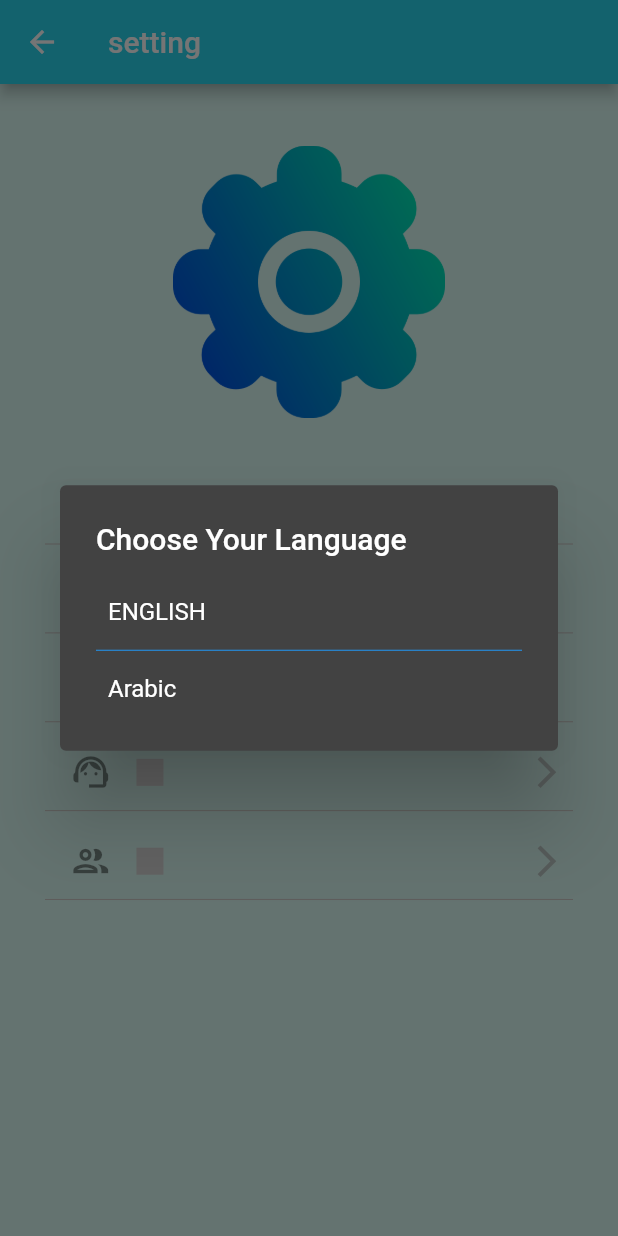
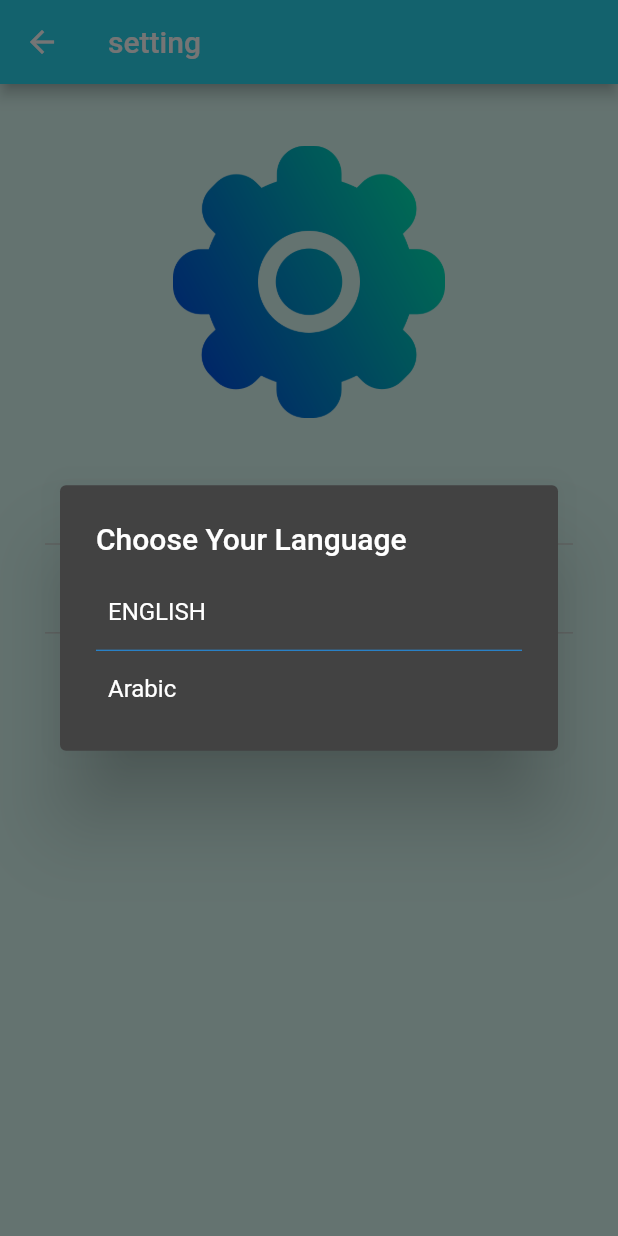
Before and after one commit to khaledsawan/FLutter_Products_app_MVC, a Flutter app: the SettingPage screen opened by its route, after a tap on the "arrow forward ios" icon, on a phone screen of 412 x 824 dp. Run offline on Flutter 3.47's test engine with Material 2 defaults, Android fonts, the light colour scheme and no system bars; our stand-ins replace get, image_picker, persistent_bottom_nav_bar, shared_preferences; accounts and stored records are empty; network calls fail.

Commit message:
profile&setting&logout

```diff
--- a/lib/controller/products_controller.dart
+++ b/lib/controller/products_controller.dart
@@ -4,7 +4,6 @@ import 'package:test1/service/model/update_product_model.dart';
 import '../service/model/index_product_modle.dart';
 import '../service/model/product_model.dart';
 import '../service/model/response_model.dart';
-
 import '../service/repository/product_repo.dart';
 import '../widgets/Custom_snackpar/show_custom_snackPar_red.dart';
 
--- a/lib/main.dart
+++ b/lib/main.dart
@@ -45,3 +45,4 @@ class MyApp extends StatelessWidget {
     );
   }
 }
+////////////////////////////////////////////////
--- a/lib/utils/theme/themes.dart
+++ b/lib/utils/theme/themes.dart
@@ -1,8 +1,5 @@
-
-  import 'package:flutter/material.dart';
-
+import 'package:flutter/material.dart';
 import '../colors/colors.dart';
-
 class Themes {
   static final light = ThemeData.light().copyWith(
   backgroundColor: Colors.white,
--- a/lib/views/screens/setting/setting_page.dart
+++ b/lib/views/screens/setting/setting_page.dart
@@ -19,17 +19,7 @@ class SettingPage extends StatelessWidget {
     Get.updateLocale(locale);
   }
 
-  getinfo() async {
-    // if (Get.find<AuthController>().isAuth()) {
-    //   // await Get.find<UserProfileController>().getProfileInfo().then((value) {
-    //   //Get.toNamed(AppRoutes.editprofile);
-    //   //   return print(value.massage);
-    //   // });
-    // } else {
-    //   ShowCustomSnackparRed('you are not login', '');
-    //   Get.toNamed(AppRoutes.login);
-    // }
-  }
+
 
 //ChangeLanguageAlertDialog Start
   ChangeLanguageAlertDialog(BuildContext context) {
@@ -49,9 +39,9 @@ class SettingPage extends StatelessWidget {
                 return Padding(
                   padding: const EdgeInsets.all(8.0),
                   child: GestureDetector(
-                    child: Text(locale[index]['Name'.tr]),
+                    child: Text(locale[index]!['Name'.tr]),
                     onTap: () {
-                      updateLanguage(locale[index]['locale'.tr]);
+                      updateLanguage(locale[index]!['locale'.tr]);
                     },
                   ),
                 );
@@ -134,36 +124,7 @@ class SettingPage extends StatelessWidget {
                       SizedBox(
                         height: height * 0.01,
                       ),
-                      Row(
-                        mainAxisAlignment: MainAxisAlignment.spaceBetween,
-                        children: [
-                          Icon_Than_Text(
-                            color: AppColors.mainColor,
-                            icon: Icons.person_outline,
-                            text: 'Edit profile'.tr,
-                          ),
-                          GestureDetector(
-                            onTap: () {
-                              print('tapped');
-                              getinfo();
-                            },
-                            child: SizedBox(
-                                width: 35,
-                                height: 35,
-                                child: Icon(
-                                  Icons.arrow_forward_ios_outlined,
-                                  size: 25,
-                                  color: AppColors.gray400,
-                                )),
-                          )
-                        ],
-                      ),
-                      Divider(
-                        color: AppColors.textColor,
-                      ),
-                      SizedBox(
-                        height: height * 0.01,
-                      ),
+
                       Row(
                         mainAxisAlignment: MainAxisAlignment.spaceBetween,
                         children: [
@@ -198,66 +159,8 @@ class SettingPage extends StatelessWidget {
                       SizedBox(
                         height: height * 0.01,
                       ),
-                      Row(
-                        mainAxisAlignment: MainAxisAlignment.spaceBetween,
-                        children: [
-                          Icon_Than_Text(
-                            color: AppColors.mainColor,
-                            icon: Icons.support_agent_outlined,
-                            text: 'support'.tr,
-                          ),
-                          GestureDetector(
-                            onTap: () {
-                              print('tapped');
-                              //  Get.toNamed(AppRoutes.support);
-                            },
-                            child: SizedBox(
-                                width: 35,
-                                height: 35,
-                                child: Icon(
-                                  Icons.arrow_forward_ios_outlined,
-                                  size: 25,
-                                  color: AppColors.gray400,
-                                )),
-                          )
-                        ],
-                      ),
-                      Divider(
-                        color: AppColors.textColor,
-                      ),
-                      SizedBox(
-                        height: height * 0.01,
-                      ),
-                      Row(
-                        mainAxisAlignment: MainAxisAlignment.spaceBetween,
-                        children: [
-                          Icon_Than_Text(
-                            color: AppColors.mainColor,
-                            icon: Icons.group_outlined,
-                            text: 'about us'.tr,
-                          ),
-                          GestureDetector(
-                            onTap: () {
-                              print('tapped');
-                              Get.toNamed(AppRoutes.contactus);
-                            },
-                            child: SizedBox(
-                                width: 35,
-                                height: 35,
-                                child: Icon(
-                                  Icons.arrow_forward_ios_outlined,
-                                  size: 25,
-                                  color: AppColors.gray400,
-                                )),
-                          )
-                        ],
-                      ),
-                      Divider(
-                        color: AppColors.textColor,
-                      ),
-                      SizedBox(
-                        height: height * 0.01,
-                      ),
+
+
                     ],
                   ),
                 ),
--- a/lib/views/screens/splach_screen/splash_screen.dart
+++ b/lib/views/screens/splach_screen/splash_screen.dart
@@ -18,7 +18,6 @@ class _SplachScreenState extends State<SplachScreen>
   late AnimationController controller;
   _loadResourses() async {
     await Get.find<ProductController>().getProductList();
-    if(Get.find<AuthController>().isAuth())
     await Get.find<ProductController>().getMyProduct();
   }
 
--- a/pubspec.yaml
+++ b/pubspec.yaml
@@ -38,6 +38,7 @@ dependencies:
   shared_preferences: ^2.0.15
   image_picker: ^0.8.5+3
   video_player: ^2.4.5
+  dimension: ^0.1.6
 
 dev_dependencies:
   flutter_test:
```
Also changed, not shown: lib/views/screens/auth/sign_in_page.dart (+5 -4 lines), lib/views/screens/crud/my_products_page.dart (+11 -13 lines), lib/views/screens/crud/product_list_page.dart (+3 -4 lines), lib/views/screens/home/main_page.dart (+5 -4 lines), pubspec.lock.
